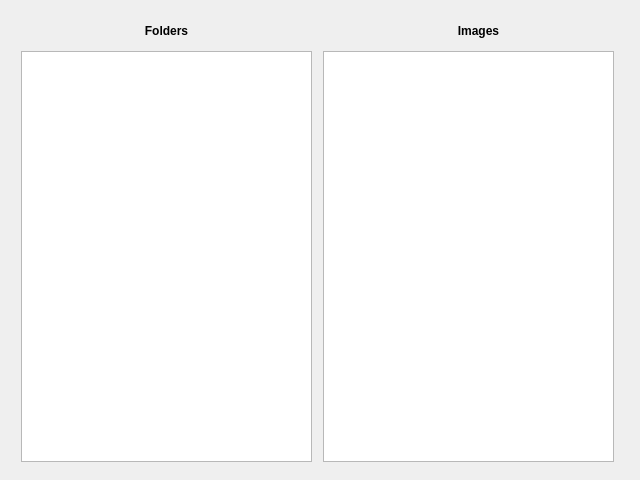
First picture: the form in Openlog.ui, repository parashyd/WeldTester, before the edit.
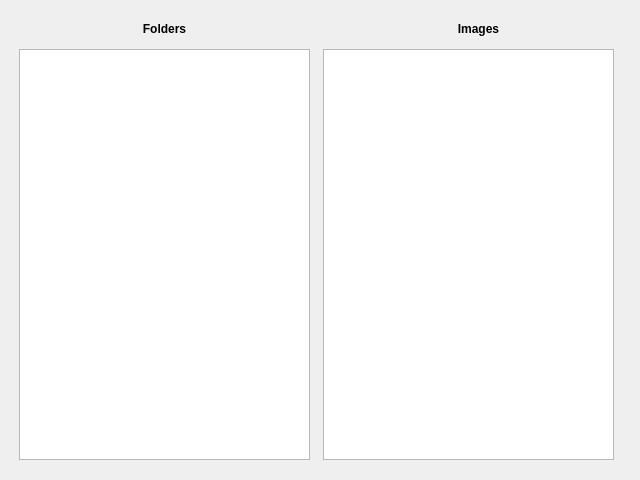
Second picture: the form after the edit.

Commit message: added openlog1 and viewlogdata

What changed in the file:
```diff
--- a/Openlog.ui
+++ b/Openlog.ui
@@ -16,9 +16,15 @@
   <property name="windowTitle">
    <string>Form</string>
   </property>
-  <layout class="QHBoxLayout" name="horizontalLayout_2">
-   <item>
     <widget class="QWidget" name="Left" native="true">
+   <property name="geometry">
+    <rect>
+     <x>9</x>
+     <y>9</y>
+     <width>308</width>
+     <height>462</height>
+    </rect>
+   </property>
      <widget class="QLabel" name="label_Folder">
       <property name="geometry">
        <rect>
@@ -51,9 +57,15 @@
       </property>
      </widget>
     </widget>
-   </item>
-   <item>
     <widget class="QWidget" name="Right" native="true">
+   <property name="geometry">
+    <rect>
+     <x>323</x>
+     <y>9</y>
+     <width>308</width>
+     <height>462</height>
+    </rect>
+   </property>
      <widget class="QLabel" name="label_Images">
       <property name="geometry">
        <rect>
@@ -86,8 +98,6 @@
       </property>
      </widget>
     </widget>
-   </item>
-  </layout>
  </widget>
  <resources/>
  <connections/>
```
Lines whose indentation alone changed are shown as unchanged. The commit also changes 22 other files.
